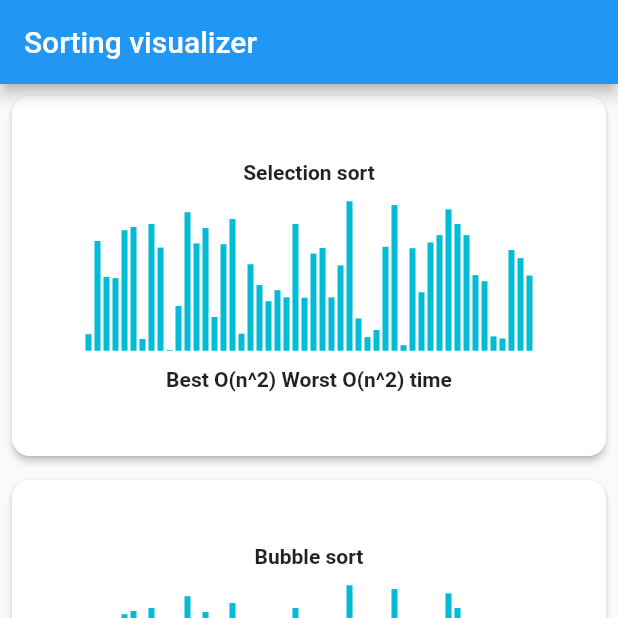
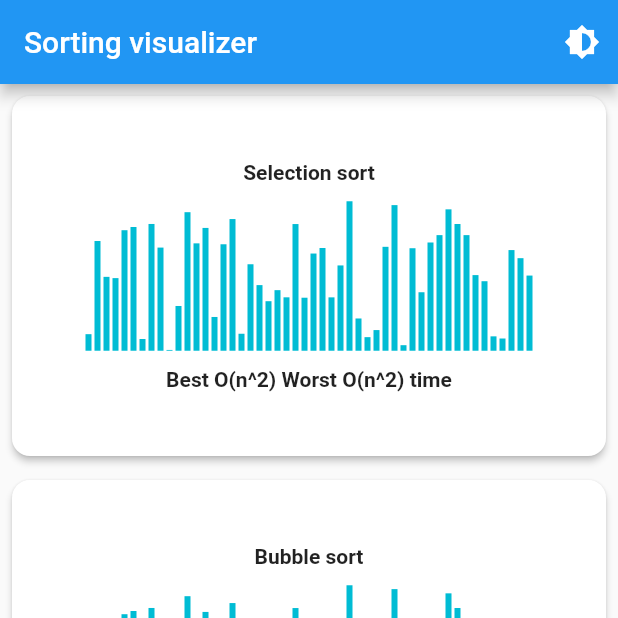
Before and after one commit to VadymPinchuk/visualizer, a Flutter app: the screen it shows after launch, on a phone screen of 412 x 824 dp, the top half of it. Run offline on Flutter 3.47's test engine with Material 2 defaults, Android fonts, the phone set to English and light mode, and no system bars.

Commit message:
Added theme config

```diff
--- a/lib/main.dart
+++ b/lib/main.dart
@@ -4,8 +4,10 @@ import 'package:visualizer/bubble/bubble_sort.dart';
 import 'package:visualizer/bubble/bubble_sort_widget.dart';
 import 'package:visualizer/insertion/insertion_sort.dart';
 import 'package:visualizer/insertion/insertion_sort_widget.dart';
+import 'package:visualizer/merge/merge_sort.dart';
 import 'package:visualizer/selection/selection_sort.dart';
 import 'package:visualizer/selection/selection_sort_widget.dart';
+import 'package:visualizer/theme/theme_config.dart';
 
 void main() {
   runApp(MyApp());
@@ -16,19 +18,22 @@ class MyApp extends StatelessWidget {
   @override
   Widget build(BuildContext context) {
     WidgetsApp.debugAllowBannerOverride = false;
-    return MaterialApp(
-      title: 'Flutter Demo',
-      theme: ThemeData(
-        primarySwatch: Colors.blue,
-        visualDensity: VisualDensity.adaptivePlatformDensity,
-      ),
+    return ChangeNotifierProvider(
+      create: (_) => ThemeConfig(),
+      child: Consumer<ThemeConfig>(
+        builder: (context, config, _) => MaterialApp(
+          title: 'Sorting visualizer',
+          theme: config.theme,
           home: MultiProvider(
             providers: [
+              ChangeNotifierProvider<MergeSort>(create: (_) => MergeSort()),
               ChangeNotifierProvider<SelectionSort>(create: (_) => SelectionSort()),
               ChangeNotifierProvider<BubbleSort>(create: (_) => BubbleSort()),
               ChangeNotifierProvider<InsertionSort>(create: (_) => InsertionSort()),
             ],
             child: MyHomePage(title: 'Sorting visualizer'),
+          ),
+        ),
       ),
     );
   }
@@ -48,6 +53,12 @@ class _MyHomePageState extends State<MyHomePage> {
   Widget build(BuildContext context) => Scaffold(
         appBar: AppBar(
           title: Text(widget.title),
+          actions: [
+            IconButton(
+              icon: const Icon(Icons.brightness_6),
+              onPressed: Provider.of<ThemeConfig>(context, listen: false).changeTheme,
+            )
+          ],
         ),
         body: Column(
           children: [
--- /dev/null
+++ b/lib/theme/theme_config.dart
@@ -0,0 +1,19 @@
+import 'package:flutter/material.dart';
+import 'package:flutter/widgets.dart';
+
+class ThemeConfig with ChangeNotifier {
+  ThemeConfig() {
+    theme = light;
+  }
+
+  ThemeData theme;
+
+  static ThemeData get light => ThemeData.light().copyWith(visualDensity: VisualDensity.adaptivePlatformDensity);
+
+  static ThemeData get dark => ThemeData.dark().copyWith(visualDensity: VisualDensity.adaptivePlatformDensity);
+
+  void changeTheme() {
+    theme = theme == light ? dark : light;
+    notifyListeners();
+  }
+}
```
Lines whose indentation alone changed are shown as unchanged.
